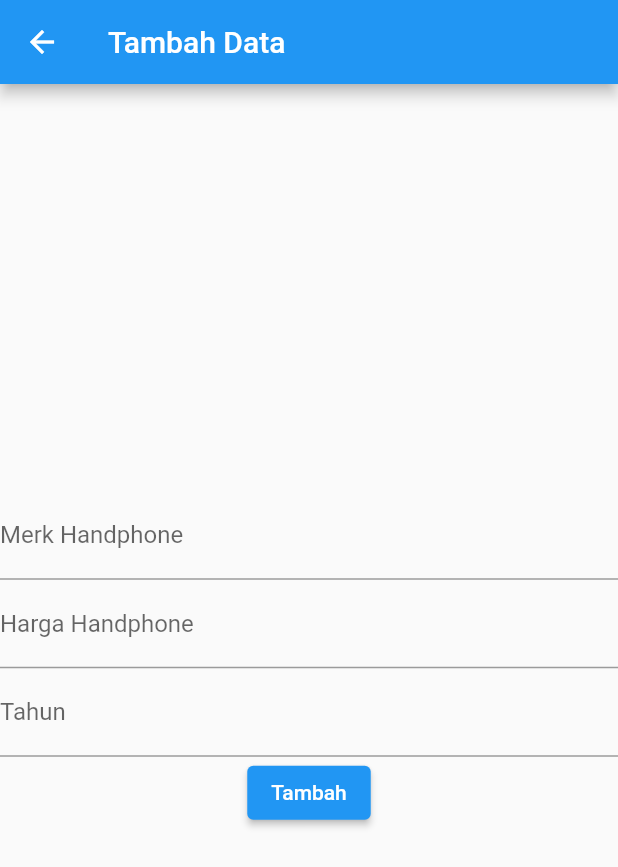
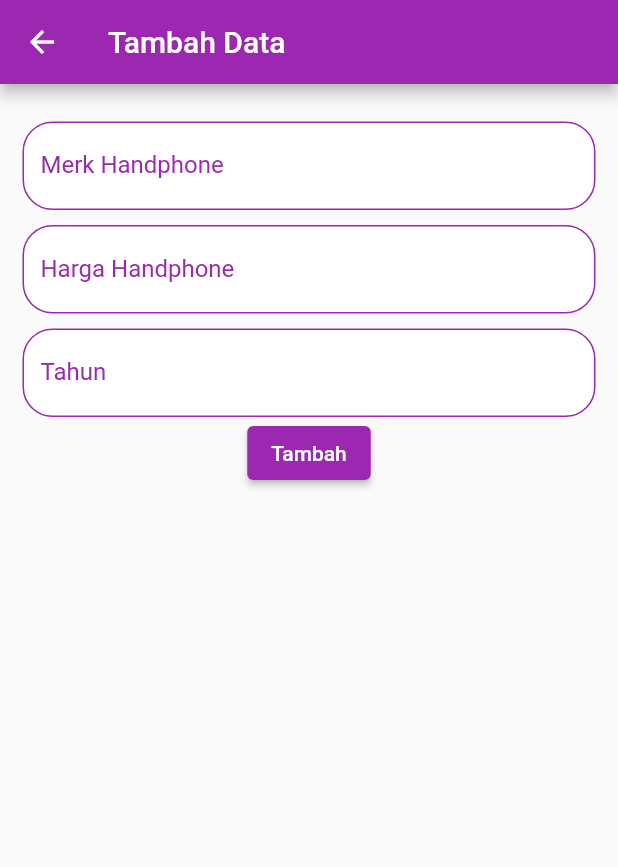
Before and after one commit to fhallatu/Tugas_5_SI, a Flutter app: the screen it shows after launch, after a tap on the "add" icon, on a phone screen of 412 x 824 dp. Shown: the top 867 px of the screen. Run offline on Flutter 3.47's test engine with Material 2 defaults, Android fonts, the phone set to English and light mode, and no system bars.

Commit message:
last update

```diff
--- /dev/null
+++ b/tugas5_si/lib/Widget/appbar.dart
@@ -0,0 +1,25 @@
+import 'package:flutter/material.dart';
+
+class CustomAppBar extends StatelessWidget implements PreferredSizeWidget {
+  const CustomAppBar(
+      {Key? key, this.backgroundcolor, this.title, this.actions, this.leading})
+      : super(key: key);
+
+  final Widget? title;
+  final Color? backgroundcolor;
+  final List<Widget>? actions;
+  final Widget? leading;
+
+  @override
+  Size get preferredSize => const Size.fromHeight(kToolbarHeight);
+
+  @override
+  Widget build(BuildContext context) {
+    return AppBar(
+      backgroundColor: backgroundcolor,
+      title: title,
+      leading: leading,
+      actions: actions,
+    );
+  }
+}
--- /dev/null
+++ b/tugas5_si/lib/Widget/container.dart
@@ -0,0 +1,39 @@
+import 'package:flutter/material.dart';
+
+class CustomContainer extends StatelessWidget {
+  const CustomContainer({
+    this.child,
+    this.height,
+    this.width,
+    this.color,
+    this.padding,
+    this.borderRadius,
+    this.boxShadow,
+    this.margin,
+  });
+
+  final Widget? child;
+  final double? height;
+  final double? width;
+  final Color? color;
+  final EdgeInsets? padding;
+  final BorderRadius? borderRadius;
+  final List<BoxShadow>? boxShadow;
+  final EdgeInsets? margin;
+
+  @override
+  Widget build(BuildContext context) {
+    return Container(
+      height: height,
+      width: width,
+      padding: padding,
+      decoration: BoxDecoration(
+        color: color,
+        boxShadow: boxShadow,
+        borderRadius: borderRadius,
+      ),
+      child: child,
+      margin: margin,
+    );
+  }
+}
--- /dev/null
+++ b/tugas5_si/lib/Widget/text_field.dart
@@ -0,0 +1,23 @@
+import 'package:flutter/material.dart';
+
+class TextSearch extends StatelessWidget {
+  const TextSearch({Key? key}) : super(key: key);
+
+  @override
+  Widget build(BuildContext context) {
+    return TextField(
+      style: const TextStyle(color: Colors.purple),
+      decoration: InputDecoration(
+        fillColor: Colors.white,
+        filled: true,
+        hintText: "Search",
+        hintStyle: const TextStyle(color: Colors.purple),
+        prefixIcon: const Icon(Icons.search, color: Colors.purple),
+        enabledBorder: OutlineInputBorder(
+          borderSide: const BorderSide(color: Colors.white),
+          borderRadius: BorderRadius.circular(20),
+        ),
+      ),
+    );
+  }
+}
--- /dev/null
+++ b/tugas5_si/lib/Widget/text_form_field.dart
@@ -0,0 +1,43 @@
+import 'package:flutter/material.dart';
+
+class CustomTextFormField extends StatelessWidget {
+  const CustomTextFormField(
+      {Key? key,
+      this.labelText,
+      this.hintText,
+      this.icon,
+      this.validator,
+      this.controller})
+      : super(key: key);
+
+  final TextEditingController? controller;
+  final String? labelText;
+  final String? hintText;
+  final Icon? icon;
+  final String? validator;
+
+  @override
+  Widget build(BuildContext context) {
+    return TextFormField(
+      controller: controller,
+      style: const TextStyle(color: Colors.purple),
+      decoration: InputDecoration(
+        fillColor: Colors.white,
+        filled: true,
+        labelText: labelText,
+        labelStyle: const TextStyle(color: Colors.purple),
+        hintText: hintText,
+        hintStyle: const TextStyle(color: Colors.purple),
+        prefixIcon: icon,
+        enabledBorder: OutlineInputBorder(
+          borderSide: const BorderSide(color: Colors.purple),
+          borderRadius: BorderRadius.circular(20),
+        ),
+        focusedBorder: OutlineInputBorder(
+          borderSide: const BorderSide(color: Colors.purple),
+          borderRadius: BorderRadius.circular(20),
+        ),
+      ),
+    );
+  }
+}
--- a/tugas5_si/lib/ui/detail.dart
+++ b/tugas5_si/lib/ui/detail.dart
@@ -1,5 +1,7 @@
 import 'package:flutter/material.dart';
 import 'package:provider/provider.dart';
+import 'package:tugas5_si/Widget/appbar.dart';
+import 'package:tugas5_si/Widget/text_form_field.dart';
 import 'package:tugas5_si/provider/daftar_provider.dart';
 import '../models/daftar.dart';
 
@@ -34,24 +36,46 @@ class _DetailState extends State<Detail> {
   @override
   Widget build(BuildContext context) {
     return Scaffold(
-      appBar: AppBar(
+      appBar: CustomAppBar(
+        backgroundcolor: Colors.purple,
         title: Text(_merk),
+        leading: IconButton(
+          onPressed: () {
+            Navigator.pop(context);
+          },
+          icon: const Icon(
+            Icons.arrow_back,
+            color: Colors.white,
           ),
-      body: Column(
-        crossAxisAlignment: CrossAxisAlignment.center,
-        mainAxisAlignment: MainAxisAlignment.center,
+        ),
+      ),
+      body: Container(
+        margin: const EdgeInsets.only(left: 15, right: 15, top: 15),
+        child: Column(
           children: <Widget>[
-          TextFormField(
-            decoration: const InputDecoration(labelText: 'Merk Handphone'),
+            const Padding(
+              padding: EdgeInsets.only(bottom: 10, left: 20, right: 20),
+            ),
+            CustomTextFormField(
               controller: _nama,
+              labelText: 'Merk Handphone',
+              hintText: 'ex : Samsung Galaxy A72',
             ),
-          TextFormField(
-            decoration: const InputDecoration(labelText: 'Harga Handphone'),
+            const Padding(
+              padding: EdgeInsets.only(bottom: 10, left: 20, right: 20),
+            ),
+            CustomTextFormField(
               controller: _harga,
+              labelText: 'Harga Handphone',
+              hintText: 'ex : 6999000',
             ),
-          TextFormField(
-            decoration: const InputDecoration(labelText: 'Tahun '),
+            const Padding(
+              padding: EdgeInsets.only(bottom: 10, left: 20, right: 20),
+            ),
+            CustomTextFormField(
               controller: _tahun,
+              labelText: 'Tahun',
+              hintText: 'ex : 2021',
             ),
             ElevatedButton(
               onPressed: () {
@@ -67,8 +91,16 @@ class _DetailState extends State<Detail> {
                 }
                 Navigator.pop(context);
               },
-              child: Text(_title))
+              child: Text(
+                _title,
+                style: const TextStyle(color: Colors.white),
+              ),
+              style: ButtonStyle(
+                backgroundColor: MaterialStateProperty.all(Colors.purple),
+              ),
+            ),
           ],
+        ),
       ),
     );
   }
--- a/tugas5_si/lib/ui/home.dart
+++ b/tugas5_si/lib/ui/home.dart
@@ -1,6 +1,10 @@
+import 'dart:io';
+
 import 'package:flutter/material.dart';
 import 'package:provider/provider.dart';
-import 'package:tugas5_si/models/daftar.dart';
+import 'package:tugas5_si/Widget/appbar.dart';
+import 'package:tugas5_si/Widget/container.dart';
+import 'package:tugas5_si/Widget/text_field.dart';
 import 'package:tugas5_si/provider/daftar_provider.dart';
 
 import '../ui/detail.dart';
@@ -11,23 +15,54 @@ class Home extends StatelessWidget {
   @override
   Widget build(BuildContext context) {
     return Scaffold(
-      appBar: AppBar(
-        title: Text('List HP 2020'),
+      appBar: CustomAppBar(
+        backgroundcolor: Colors.purple,
+        leading: IconButton(
+          onPressed: () {
+            exit(0);
+          },
+          icon: const Icon(
+            Icons.arrow_back,
+            color: Colors.white,
+          ),
+        ),
+        title: Stack(
+          children: const <Widget>[
+            CustomContainer(
+              height: 35,
+              child: TextSearch(),
+            ),
+          ],
+        ),
+        actions: const [
+          IconButton(
+            onPressed: null,
+            icon: Icon(Icons.favorite_border, color: Colors.white),
+          ),
+          IconButton(
+            onPressed: null,
+            icon: Icon(Icons.mail_outline, color: Colors.white),
+          ),
+        ],
       ),
       body: Consumer<DaftarProvider>(
         builder: (BuildContext context, DaftarProvider value, Widget? child) {
           return ListView.builder(
             itemBuilder: (BuildContext context, int index) {
               return ListTile(
-                title: Text(value.listDaftar[index].nama),
+                tileColor: Color(0xFFF7C9FF),
+                title: Text(
+                  value.listDaftar[index].nama,
+                  style: TextStyle(color: Colors.purple),
+                ),
                 trailing: ElevatedButton(
                   style: ButtonStyle(
                       backgroundColor:
-                          MaterialStateProperty.all<Color>(Colors.red)),
+                          MaterialStateProperty.all<Color>(Colors.purple)),
                   onPressed: () {
                     value.hapus(value.listDaftar[index]);
                   },
-                  child: Text('Hapus'),
+                  child: const Text('Hapus'),
                 ),
                 onTap: () {
                   Navigator.push(
@@ -47,8 +82,9 @@ class Home extends StatelessWidget {
         child: const Icon(Icons.add),
         onPressed: () {
           Navigator.push(
-              context, MaterialPageRoute(builder: (context) => Detail()));
+              context, MaterialPageRoute(builder: (context) => const Detail()));
         },
+        backgroundColor: Colors.purple,
       ),
     );
   }
```
Lines whose indentation alone changed are shown as unchanged.
